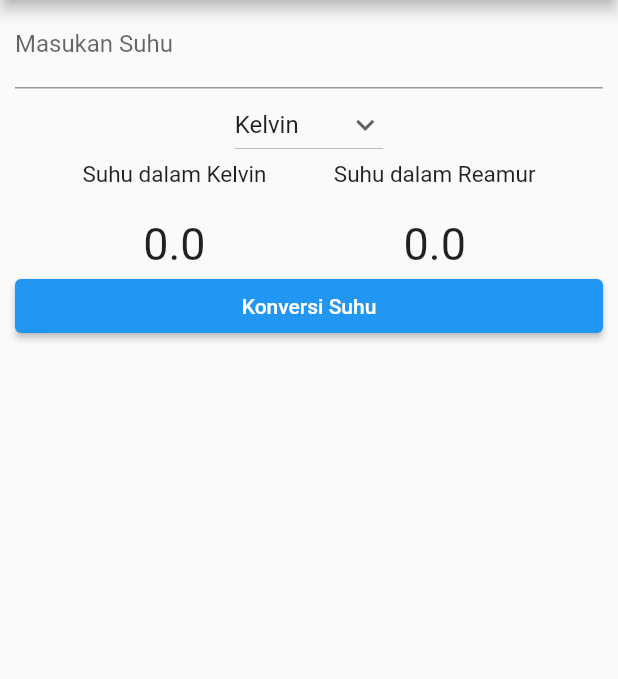
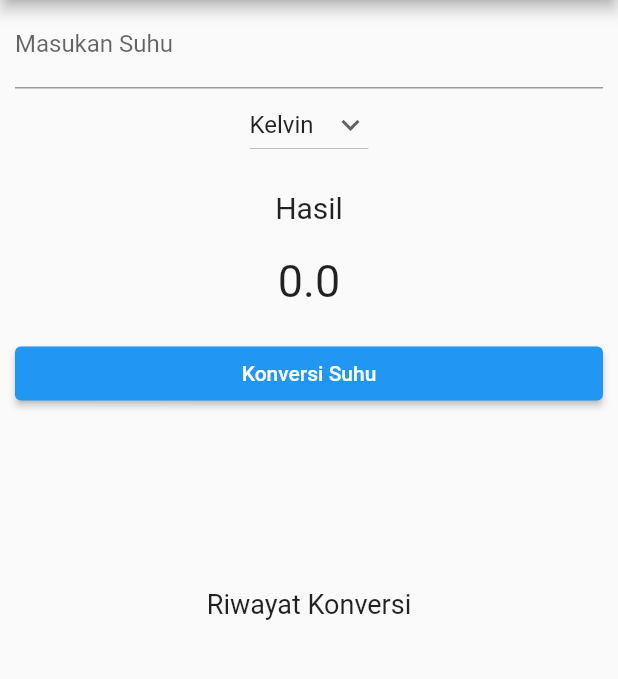
Before and after one commit to rakabgs27/KalkulatorSuhu-Flutter, a Flutter app: the screen it shows after launch, after a tap on "Konversi Suhu", on a phone screen of 412 x 824 dp, the part 84-763 px from its top. Run offline on Flutter 3.47's test engine with Material 2 defaults, Android fonts, the phone set to English and light mode, and no system bars.

Commit message:
Layout History

```diff
--- a/lib/main.dart
+++ b/lib/main.dart
@@ -16,12 +16,24 @@ class _MyAppState extends State<MyApp> {
   double celcius = 0;
   double kelvin = 0;
   double reamur = 0;
+  double hasil = 0;
 
   konversiSuhu() {
     setState(() {
-      celcius = double.parse(inputSuhu.text);
-      reamur = 4 / 5 * celcius;
-      kelvin = 273.15 + celcius;
+      if (dropdownvalue == 'Kelvin') {
+        celcius = double.parse(inputSuhu.text);
+        kelvin = 273.15 + celcius;
+        hasil = kelvin;
+      }else if(dropdownvalue == 'Reamur'){
+        celcius = double.parse(inputSuhu.text);
+        reamur = 4 / 5 * celcius;
+        hasil = reamur;
+      }else if(dropdownvalue == 'Celcius'){
+        celcius = double.parse(inputSuhu.text);
+        hasil = celcius;
+      }
+
+      history.add("$dropdownvalue: $hasil");
     });
   }
 
@@ -30,9 +42,10 @@ class _MyAppState extends State<MyApp> {
   var items = [
     'Kelvin',
     'Reamur',
-    'Fahrenheit',
     'Celcius',
   ];
+
+  List<String> history = <String>[];
 
 
   @override
@@ -46,6 +59,7 @@ class _MyAppState extends State<MyApp> {
         primarySwatch: Colors.blue,
       ),
       home: Scaffold(
+      resizeToAvoidBottomInset : false,
       appBar: AppBar(
         title: const Text('Kalkulator Suhu'),
       ),
@@ -61,11 +75,19 @@ class _MyAppState extends State<MyApp> {
                       children : [
                         inputUser(),
                         dropDown(),
+                        const SizedBox(height :20),
                         outputSuhu(),
                         buttonKonversiSuhu(),
                       ],
                     ),
                 ),
+          ),
+            Expanded(
+              child:
+                Container(
+                  child:
+                    riwayatKonversi(history: history),
+                  ),
           ),
           ],
         ),
@@ -100,6 +122,7 @@ class _MyAppState extends State<MyApp> {
         },
       ),
     );
+
   }
 
   inputUser(){
@@ -119,31 +142,17 @@ class _MyAppState extends State<MyApp> {
       children: [
         Column(
           children: [
-            const Text('Suhu dalam Kelvin',
+            const Text('Hasil',
             style: TextStyle(
-              fontSize: 15
+              fontSize: 20
             ),),
             const SizedBox(height :20),
-            Text("$kelvin",
+            Text("$hasil",
             style: const TextStyle(
               fontSize: 30
             ),
-            )
-          ],
-        ),
-
-        Column(
-          children: [
-            const Text('Suhu dalam Reamur',
-            style: TextStyle(
-              fontSize: 15
-            ),),
+            ),
             const SizedBox(height :20),
-            Text("$reamur",
-            style: const TextStyle(
-              fontSize: 30
-            ),
-            )
           ],
         ),
       ],
@@ -160,3 +169,37 @@ class _MyAppState extends State<MyApp> {
     );
   }
 }
+
+class riwayatKonversi extends StatelessWidget {
+  const riwayatKonversi({
+    Key? key,
+    required this.history,
+  }) : super(key: key);
+
+  final List<String> history;
+
+  @override
+  Widget build(BuildContext context) {
+    return Column(
+      children:[
+       const Padding(
+          padding: EdgeInsets.all(8.0),
+          child: Text(
+            'Riwayat Konversi',
+            style: TextStyle(fontSize: 18),
+          ),
+        ),
+         Expanded(
+          child: ListView.builder(
+            itemCount: history.length,
+            itemBuilder: (context, index) {
+              return ListTile(
+                title: Text(history[index]),
+              );
+            },
+          ),
+        ),
+      ],
+    );
+  }
+}
```
